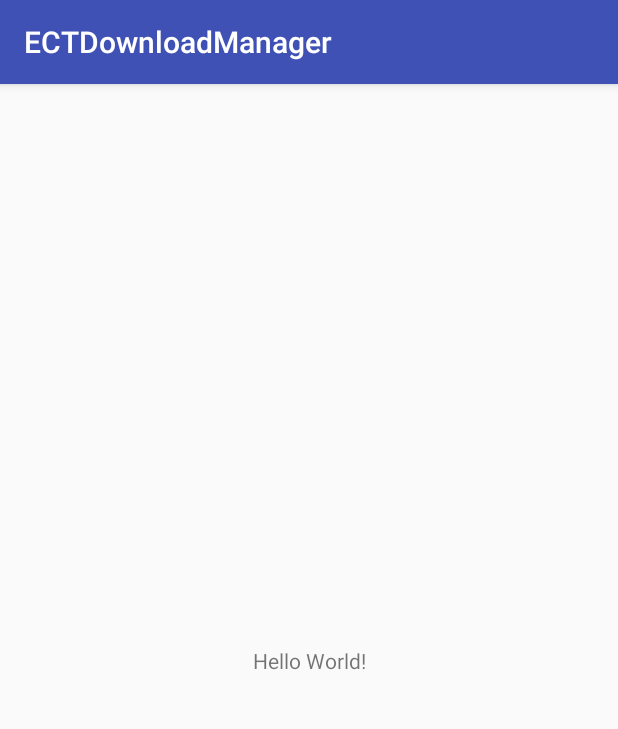
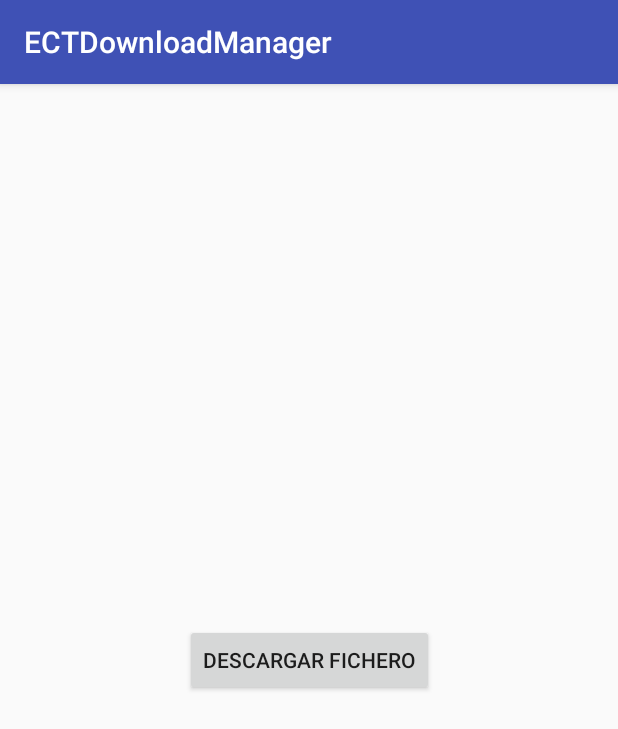
Before and after one commit to ExpocodeTech/ECTDownloadManager, an Android app: the screen it shows after launch (MainActivity), on a phone screen of 412 x 824 dp. Shown: the top 729 px of the screen. Run offline under Robolectric (Android 15) with nearby library versions, the phone set to English and light mode, and no system bars.

```diff
--- a/app/src/main/java/com/expocodetech/android/ectdownloadmanager/MainActivity.java
+++ b/app/src/main/java/com/expocodetech/android/ectdownloadmanager/MainActivity.java
@@ -11,6 +11,8 @@ import android.os.Environment;
 import android.support.v7.app.AppCompatActivity;
 import android.os.Bundle;
 import android.util.Log;
+import android.view.View;
+import android.widget.Button;
 import android.widget.Toast;
 
 import java.util.IllegalFormatCodePointException;
@@ -18,29 +20,32 @@ import java.util.IllegalFormatCodePointException;
 public class MainActivity extends AppCompatActivity {
     private static final String TAG = MainActivity.class.getName();
     private static final String FILE_URL = "https://expocodetech.com/apps/downloads/fichero.txt";
-    private static final String FILE_NAME = "fichero.txt";
+    private static final String FILE_NAME = "ficheroDescargado.txt";
 
+    private Button btnDownload;
     private DownloadManagerReceiver mReceiver;
 
     @Override
     protected void onCreate(Bundle savedInstanceState) {
         super.onCreate(savedInstanceState);
         setContentView(R.layout.activity_main);
+        btnDownload = (Button) findViewById(R.id.btnDownload);
+        btnDownload.setOnClickListener(new View.OnClickListener() {
+            @Override
+            public void onClick(View view) {
+                downloadBigFile(FILE_URL, FILE_NAME);
+            }
+        });
 
     }
 
     @Override
     protected void onStart() {
         super.onStart();
-        if (isDownloadManagerAvailable(this)) {
-            registerUnregisterBroadcastReceiver(false);
-            downloadBigFile(FILE_URL, FILE_NAME);
-        }
+        registerUnregisterBroadcastReceiver(false);
     }
 
     private void registerUnregisterBroadcastReceiver(boolean unregister) {
-        if (!isDownloadManagerAvailable(this))
-            return;
         if (unregister) {
             //Desregistramos el DownloadManagerReceiver
             if (mReceiver != null)
@@ -65,13 +70,6 @@ public class MainActivity extends AppCompatActivity {
         super.onStop();
     }
 
-    public static boolean isDownloadManagerAvailable(Context context) {
-        if (Build.VERSION.SDK_INT >= Build.VERSION_CODES.GINGERBREAD) {
-            return true;
-        }
-        return false;
-    }
-
     public void downloadBigFile(String url, String fileName){
         //Instanciamos una petición de descarga de fichero
         DownloadManager.Request request = new DownloadManager.Request(Uri.parse(url));
@@ -81,7 +79,7 @@ public class MainActivity extends AppCompatActivity {
         request.setTitle(getString(R.string.notif_title));
         //Permitimos que el fichero a descargar sea escaneado por el MediaScanner
         request.allowScanningByMediaScanner();
-        //Indicamos en la petición cuando queremos ahcer visible la Notificación
+        //Indicamos en la petición cuando queremos hacer visible la Notificación
         request.setNotificationVisibility(DownloadManager.Request.VISIBILITY_VISIBLE_NOTIFY_COMPLETED);
         //Le decimos
         request.setDestinationInExternalPublicDir(Environment.DIRECTORY_DOWNLOADS, fileName);
--- a/app/src/main/res/layout/activity_main.xml
+++ b/app/src/main/res/layout/activity_main.xml
@@ -6,10 +6,11 @@
     android:layout_height="match_parent"
     tools:context="com.expocodetech.android.ectdownloadmanager.MainActivity">
 
-    <TextView
+    <Button
+        android:id="@+id/btnDownload"
         android:layout_width="wrap_content"
         android:layout_height="wrap_content"
-        android:text="Hello World!"
+        android:text="Descargar Fichero"
         app:layout_constraintBottom_toBottomOf="parent"
         app:layout_constraintLeft_toLeftOf="parent"
         app:layout_constraintRight_toRightOf="parent"
```
Also changed, not shown: 2 other files.
